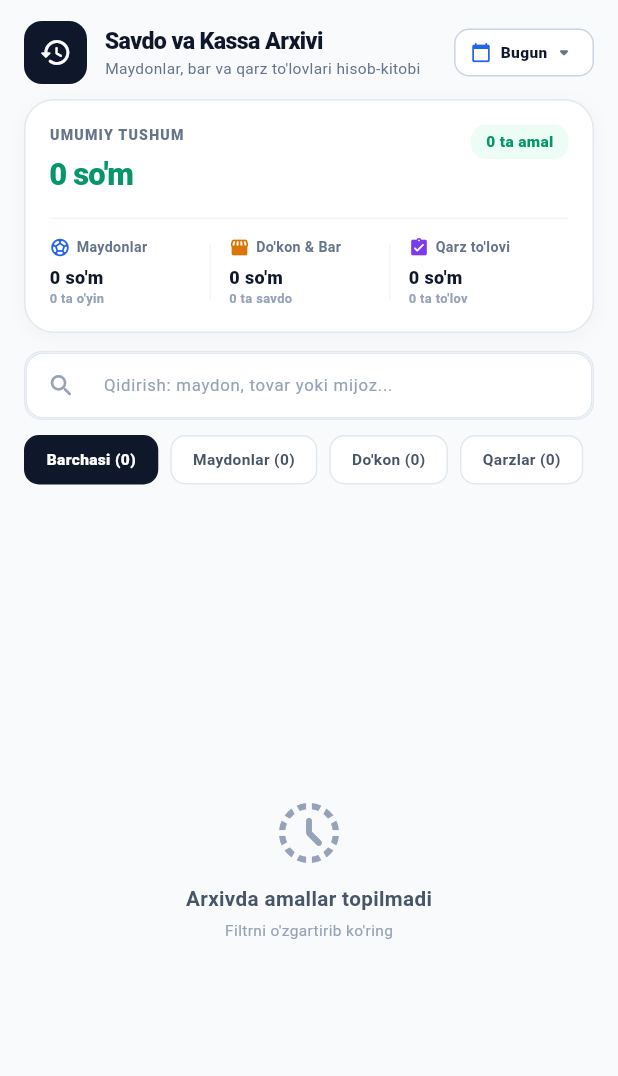
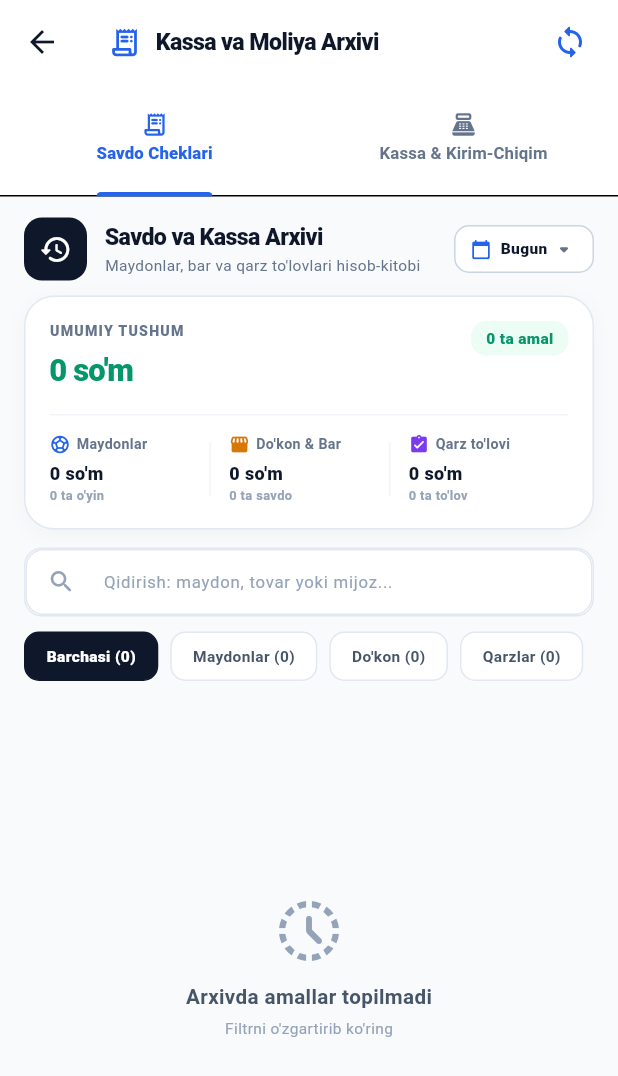
Before and after one commit to samarbaxtiyorov/Arena, a Flutter app: the ArchiveScreen screen opened directly, on a phone screen of 412 x 824 dp. Shown: the top 1076 px of the screen. Run offline on Flutter 3.47's test engine with Material 3 defaults, Android fonts, the phone set to English and light mode, and no system bars; our stand-ins replace connectivity_plus, drift, drift_flutter, flutter_riverpod, gap, go_router and 2 more; accounts and stored records are empty; generated files the repository leaves out were written again.

Commit message:
feat: embed Kassa and Cash Records into ArchiveScreen tabs with sync button

```diff
--- a/lib/features/archive/screens/archive_screen.dart
+++ b/lib/features/archive/screens/archive_screen.dart
@@ -10,6 +10,8 @@ import 'package:gap/gap.dart';
 
 import '../../../core/utils/formatters.dart';
 import '../../kassa/widgets/receipt_preview_dialog.dart';
+import '../../kassa/screens/kassa_screen.dart';
+import '../../../data/repositories/database_providers.dart';
 import '../providers/archive_providers.dart';
 
 class ArchiveScreen extends ConsumerWidget {
@@ -88,10 +90,80 @@ class ArchiveScreen extends ConsumerWidget {
     final filterNotifier = ref.read(archiveFilterProvider.notifier);
     final itemsAsync = ref.watch(archiveItemsProvider);
 
-    return Scaffold(
-      backgroundColor: const Color(0xFFF8FAFC),
-      body: SafeArea(
-        child: CustomScrollView(
+    return DefaultTabController(
+      length: 2,
+      child: Scaffold(
+        backgroundColor: const Color(0xFFF8FAFC),
+        appBar: AppBar(
+          elevation: 0,
+          backgroundColor: Colors.white,
+          surfaceTintColor: Colors.transparent,
+          titleSpacing: 16,
+          title: const Row(
+            children: [
+              Icon(Icons.receipt_long_rounded,
+                  color: Color(0xFF2563EB), size: 22),
+              Gap(10),
+              Text(
+                'Kassa va Moliya Arxivi',
+                style: TextStyle(
+                  fontSize: 18,
+                  fontWeight: FontWeight.w900,
+                  color: Color(0xFF0F172A),
+                  letterSpacing: -0.4,
+                ),
+              ),
+            ],
+          ),
+          actions: [
+            IconButton(
+              tooltip: 'Bulut bilan sinxronizatsiya',
+              icon: const Icon(Icons.sync_rounded, color: Color(0xFF2563EB)),
+              onPressed: () async {
+                final sync = ref.read(syncServiceProvider);
+                final res = await sync.syncAll();
+                if (context.mounted) {
+                  ScaffoldMessenger.of(context).showSnackBar(
+                    SnackBar(
+                      content: Text(res.isSuccess
+                          ? "Sinxronizatsiya muvaffaqiyatli! (${res.pushed} push, ${res.pulled} pull)"
+                          : (res.wasOffline ? "Oflayn rejim" : "Xatolik yuz berdi")),
+                      backgroundColor: res.isSuccess
+                          ? const Color(0xFF10B981)
+                          : const Color(0xFFF59E0B),
+                      duration: const Duration(seconds: 2),
+                    ),
+                  );
+                }
+              },
+            ),
+            const Gap(8),
+          ],
+          bottom: const TabBar(
+            labelColor: Color(0xFF2563EB),
+            unselectedLabelColor: Color(0xFF64748B),
+            labelStyle: TextStyle(fontWeight: FontWeight.w800, fontSize: 13),
+            unselectedLabelStyle:
+                TextStyle(fontWeight: FontWeight.w600, fontSize: 13),
+            indicatorColor: Color(0xFF2563EB),
+            indicatorWeight: 3,
+            tabs: [
+              Tab(
+                icon: Icon(Icons.receipt_long_rounded, size: 18),
+                text: "Savdo Cheklari",
+              ),
+              Tab(
+                icon: Icon(Icons.point_of_sale_rounded, size: 18),
+                text: "Kassa & Kirim-Chiqim",
+              ),
+            ],
+          ),
+        ),
+        body: TabBarView(
+          children: [
+            // ── 1. Savdo Cheklari (Arxiv) ──────────────────────────
+            SafeArea(
+              child: CustomScrollView(
           slivers: [
             // ── 1. Sarlavha Paneli ──────────────────────────────
             SliverToBoxAdapter(
@@ -588,8 +660,14 @@ class ArchiveScreen extends ConsumerWidget {
           ],
         ),
       ),
-    );
-  }
+
+      // ── 2. Kassa & Kirim-Chiqim Jurnali ──────────────────────
+      const KassaScreen(showAppBar: false),
+    ],
+  ),
+),
+);
+}
 
   // ── Ro'yxat Kartochkasi (Toza, Katta, Ravshan) ──────────
   Widget _buildArchiveItemCard(BuildContext context, ArchiveItem item) {
--- a/lib/features/kassa/screens/kassa_screen.dart
+++ b/lib/features/kassa/screens/kassa_screen.dart
@@ -15,7 +15,8 @@ import '../widgets/add_income_dialog.dart';
 import '../widgets/transaction_tile.dart';
 
 class KassaScreen extends ConsumerWidget {
-  const KassaScreen({super.key});
+  final bool showAppBar;
+  const KassaScreen({super.key, this.showAppBar = true});
 
   @override
   Widget build(BuildContext context, WidgetRef ref) {
@@ -25,7 +26,8 @@ class KassaScreen extends ConsumerWidget {
 
     return Scaffold(
       backgroundColor: AppColors.background,
-      appBar: AppBar(
+      appBar: showAppBar
+          ? AppBar(
               titleSpacing: 16,
               title: const Row(
                 children: [
@@ -70,7 +72,8 @@ class KassaScreen extends ConsumerWidget {
                 ),
                 const Gap(8),
               ],
-      ),
+            )
+          : null,
       body: Column(
         children: [
           // 1. Davr filtrlari
```
Lines whose indentation alone changed are shown as unchanged.
